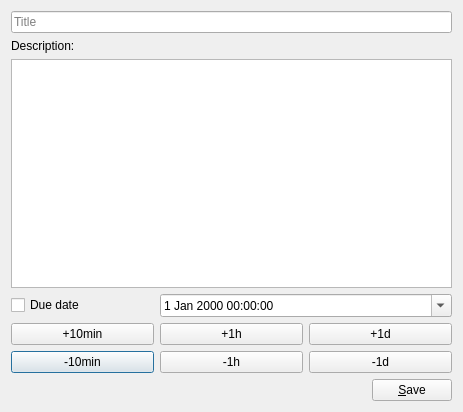
Above: src/dialogs/nextclouddeckdialog.ui from pbek/QOwnNotes before the change. Below: the same form after it.
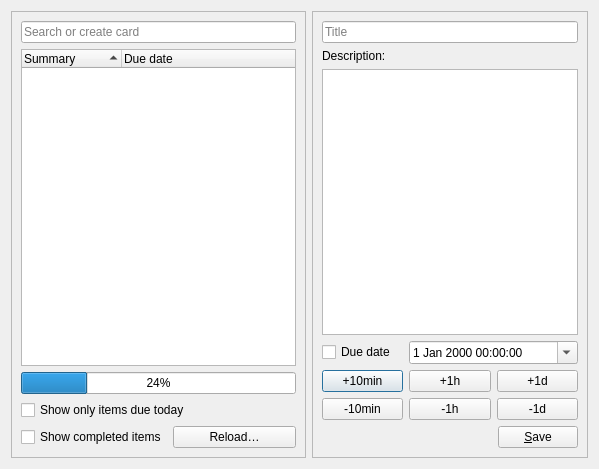
That is the form after the change. Icons and pictures are not drawn. Custom widgets are drawn as their Qt base class.

Commit message: #3357 nextclouddeckdialog: add list ui and buttons

The edit to the form file:
```diff
--- a/src/dialogs/nextclouddeckdialog.ui
+++ b/src/dialogs/nextclouddeckdialog.ui
@@ -6,38 +6,47 @@
    <rect>
     <x>0</x>
     <y>0</y>
-    <width>463</width>
-    <height>412</height>
+    <width>599</width>
+    <height>469</height>
    </rect>
   </property>
   <property name="windowTitle">
    <string>Insert Nextcloud Deck card link</string>
   </property>
   <layout class="QGridLayout" name="gridLayout">
-   <item row="5" column="0">
-    <widget class="QPushButton" name="sub10MinButton">
-     <property name="text">
-      <string>-10min</string>
+   <item row="0" column="1">
+    <widget class="QFrame" name="editFrame">
+     <property name="frameShape">
+      <enum>QFrame::Shape::StyledPanel</enum>
      </property>
-    </widget>
-   </item>
-   <item row="4" column="0">
-    <widget class="QPushButton" name="add10MinButton">
-     <property name="text">
-      <string>+10min</string>
+     <property name="frameShadow">
+      <enum>QFrame::Shadow::Raised</enum>
      </property>
-    </widget>
-   </item>
-   <item row="4" column="2">
-    <widget class="QPushButton" name="add1DayButton">
+     <layout class="QGridLayout" name="gridLayout_2">
+      <item row="0" column="0" colspan="3">
+       <widget class="QLineEdit" name="titleLineEdit">
+        <property name="placeholderText">
+         <string>Title</string>
+        </property>
+       </widget>
+      </item>
+      <item row="1" column="0" colspan="3">
+       <widget class="QLabel" name="descriptionLabel">
      <property name="text">
-      <string>+1d</string>
+         <string>Description:</string>
      </property>
     </widget>
    </item>
    <item row="2" column="0" colspan="3">
     <widget class="QOwnNotesMarkdownTextEdit" name="descriptionTextEdit"/>
    </item>
+      <item row="3" column="0">
+       <widget class="QCheckBox" name="dueDateTimeCheckBox">
+        <property name="text">
+         <string>Due date</string>
+        </property>
+       </widget>
+      </item>
    <item row="3" column="1" colspan="2">
     <widget class="QDateTimeEdit" name="dueDateTimeEdit">
      <property name="currentSection">
@@ -48,6 +57,41 @@
      </property>
     </widget>
    </item>
+      <item row="4" column="0">
+       <widget class="QPushButton" name="add10MinButton">
+        <property name="text">
+         <string>+10min</string>
+        </property>
+       </widget>
+      </item>
+      <item row="4" column="1">
+       <widget class="QPushButton" name="add1HourButton">
+        <property name="text">
+         <string>+1h</string>
+        </property>
+       </widget>
+      </item>
+      <item row="4" column="2">
+       <widget class="QPushButton" name="add1DayButton">
+        <property name="text">
+         <string>+1d</string>
+        </property>
+       </widget>
+      </item>
+      <item row="5" column="0">
+       <widget class="QPushButton" name="sub10MinButton">
+        <property name="text">
+         <string>-10min</string>
+        </property>
+       </widget>
+      </item>
+      <item row="5" column="1">
+       <widget class="QPushButton" name="sub1HourButton">
+        <property name="text">
+         <string>-1h</string>
+        </property>
+       </widget>
+      </item>
    <item row="5" column="2">
     <widget class="QPushButton" name="subd1DayButton">
      <property name="text">
@@ -55,7 +99,7 @@
      </property>
     </widget>
    </item>
-   <item row="8" column="0" colspan="3">
+      <item row="6" column="0" colspan="3">
     <widget class="QFrame" name="buttonFrame">
      <property name="frameShape">
       <enum>QFrame::NoFrame</enum>
@@ -109,39 +153,111 @@
      </layout>
     </widget>
    </item>
-   <item row="4" column="1">
-    <widget class="QPushButton" name="add1HourButton">
-     <property name="text">
-      <string>+1h</string>
-     </property>
+     </layout>
     </widget>
    </item>
-   <item row="0" column="0" colspan="3">
-    <widget class="QLineEdit" name="titleLineEdit">
-     <property name="placeholderText">
-      <string>Title</string>
+   <item row="0" column="0">
+    <widget class="QFrame" name="selectFrame">
+     <property name="frameShape">
+      <enum>QFrame::Shape::StyledPanel</enum>
      </property>
-    </widget>
-   </item>
-   <item row="5" column="1">
-    <widget class="QPushButton" name="sub1HourButton">
+     <property name="frameShadow">
+      <enum>QFrame::Shadow::Raised</enum>
+     </property>
+     <layout class="QGridLayout" name="gridLayout_3">
+      <item row="4" column="0">
+       <widget class="QFrame" name="frame">
+        <layout class="QHBoxLayout" name="horizontalLayout_2">
+         <property name="leftMargin">
+          <number>0</number>
+         </property>
+         <property name="topMargin">
+          <number>0</number>
+         </property>
+         <property name="rightMargin">
+          <number>0</number>
+         </property>
+         <property name="bottomMargin">
+          <number>0</number>
+         </property>
+         <item>
+          <widget class="QCheckBox" name="showCompletedItemsCheckBox">
      <property name="text">
-      <string>-1h</string>
+            <string>Show completed items</string>
      </property>
     </widget>
    </item>
-   <item row="1" column="0" colspan="3">
-    <widget class="QLabel" name="descriptionLabel">
+         <item>
+          <widget class="QPushButton" name="reloadCardListButton">
+           <property name="toolTip">
+            <string>Reload the todo list from server</string>
+           </property>
      <property name="text">
-      <string>Description:</string>
-     </property>
+            <string>Reload…</string>
+           </property>
+           <property name="icon">
+            <iconset theme="view-refresh" resource="../breeze-qownnotes.qrc">
+             <normaloff>:/icons/breeze-qownnotes/16x16/view-refresh.svg</normaloff>:/icons/breeze-qownnotes/16x16/view-refresh.svg</iconset>
+           </property>
+          </widget>
+         </item>
+        </layout>
     </widget>
    </item>
    <item row="3" column="0">
-    <widget class="QCheckBox" name="dueDateTimeCheckBox">
+       <widget class="QCheckBox" name="showDueTodayItemsOnlyCheckBox">
+        <property name="toolTip">
+         <string>This doesn't work for sub-items, because they may be hidden by the parent item!</string>
+        </property>
+        <property name="text">
+         <string>Show only items due today</string>
+        </property>
+       </widget>
+      </item>
+      <item row="0" column="0">
+       <widget class="QLineEdit" name="newItemEdit">
+        <property name="placeholderText">
+         <string>Search or create card</string>
+        </property>
+        <property name="clearButtonEnabled">
+         <bool>true</bool>
+        </property>
+       </widget>
+      </item>
+      <item row="2" column="0">
+       <widget class="QProgressBar" name="cardItemLoadingProgressBar">
+        <property name="toolTip">
+         <string>Todo list items are being loaded from the server</string>
+        </property>
+        <property name="value">
+         <number>24</number>
+        </property>
+       </widget>
+      </item>
+      <item row="1" column="0">
+       <widget class="QTreeWidget" name="cardItemTreeWidget">
+        <property name="contextMenuPolicy">
+         <enum>Qt::ContextMenuPolicy::CustomContextMenu</enum>
+        </property>
+        <property name="dragDropMode">
+         <enum>QAbstractItemView::DragDropMode::InternalMove</enum>
+        </property>
+        <property name="sortingEnabled">
+         <bool>true</bool>
+        </property>
+        <column>
+         <property name="text">
+          <string>Summary</string>
+         </property>
+        </column>
+        <column>
      <property name="text">
       <string>Due date</string>
      </property>
+        </column>
+       </widget>
+      </item>
+     </layout>
     </widget>
    </item>
   </layout>
```
Left out of the diff: 18 changed lines with no effect on the pictures. Lines whose indentation alone changed are shown as unchanged. The commit also changes 2 other files.
